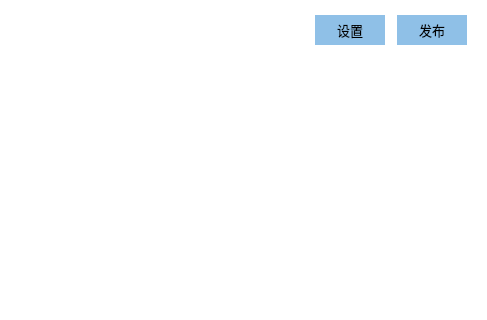
Qt form view/PyqWidget.ui (linhaojun857/cooper-im-client) before a commit; both pictures show x 0 to 487 and y 0 to 320 of the 487 by 700 pixel window.
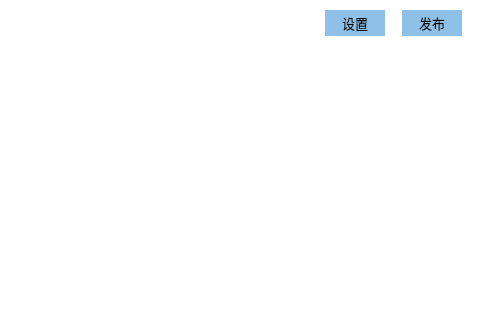
The same form after that commit.

Patch:
```diff
--- a/view/PyqWidget.ui
+++ b/view/PyqWidget.ui
@@ -20,10 +20,10 @@
   <widget class="QPushButton" name="m_publishPushButton">
    <property name="geometry">
     <rect>
-     <x>397</x>
-     <y>15</y>
-     <width>70</width>
-     <height>30</height>
+     <x>402</x>
+     <y>10</y>
+     <width>60</width>
+     <height>26</height>
     </rect>
    </property>
    <property name="font">
@@ -41,10 +41,10 @@
   <widget class="QPushButton" name="m_settingPushButton">
    <property name="geometry">
     <rect>
-     <x>315</x>
-     <y>15</y>
-     <width>70</width>
-     <height>30</height>
+     <x>325</x>
+     <y>10</y>
+     <width>60</width>
+     <height>26</height>
     </rect>
    </property>
    <property name="font">
@@ -63,9 +63,9 @@
    <property name="geometry">
     <rect>
      <x>0</x>
-     <y>60</y>
+     <y>50</y>
      <width>487</width>
-     <height>640</height>
+     <height>650</height>
     </rect>
    </property>
    <property name="widgetResizable">
@@ -77,7 +77,7 @@
       <x>0</x>
       <y>0</y>
       <width>487</width>
-      <height>640</height>
+      <height>650</height>
      </rect>
     </property>
    </widget>
```
